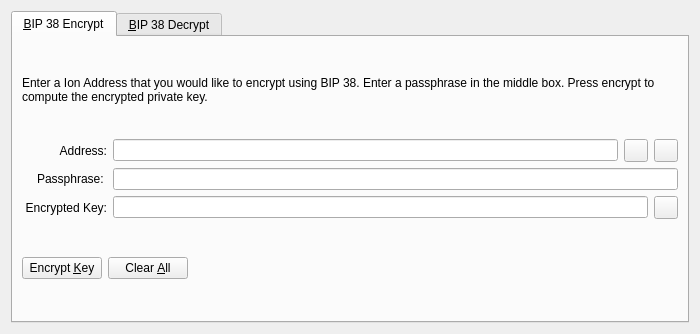
Above: src/qt/forms/bip38tooldialog.ui from ioncoincore/ion-archived before the change. Below: the same form after it.
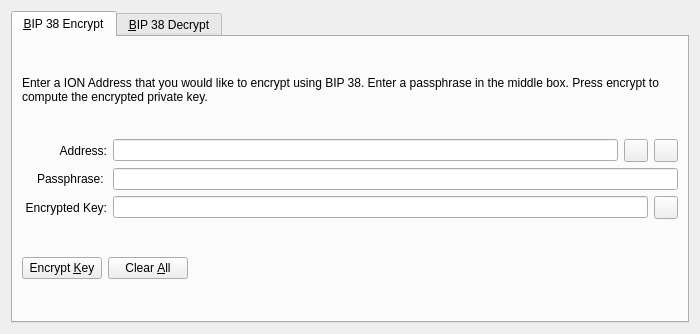
That is the form after the change. The open tabs and pages were chosen to show the change. Icons and pictures are not drawn. Custom widgets are drawn as their Qt base class.

Patch:
```diff
--- a/src/qt/forms/bip38tooldialog.ui
+++ b/src/qt/forms/bip38tooldialog.ui
@@ -30,7 +30,7 @@
        <item>
         <widget class="QLabel" name="infoLabel_ENC">
          <property name="text">
-          <string>Enter a Ion Address that you would like to encrypt using BIP 38. Enter a passphrase in the middle box. Press encrypt to compute the encrypted private key.</string>
+          <string>Enter a ION Address that you would like to encrypt using BIP 38. Enter a passphrase in the middle box. Press encrypt to compute the encrypted private key.</string>
          </property>
          <property name="textFormat">
           <enum>Qt::PlainText</enum>
```
Left out of the diff: 4 changed lines with no effect on the pictures.
